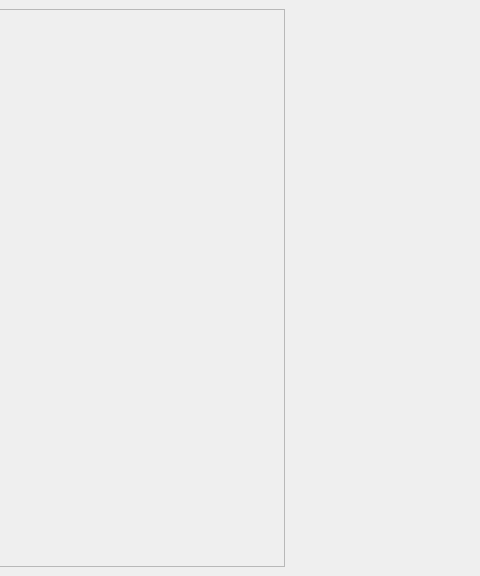
willam2007/wps, file canvas.ui: the form before one commit; both pictures show x 794 to 1274 and y 0 to 576 of the 1274 by 576 pixel window.
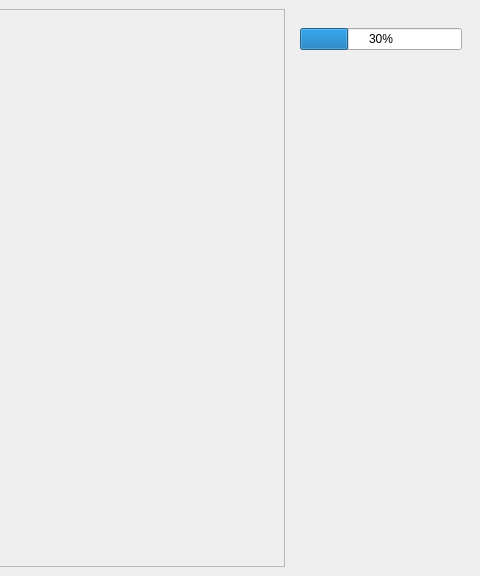
The form after the commit. The open tabs and pages were chosen to show the change. Icons and pictures are not drawn. Custom widgets are drawn as their Qt base class.

The edit to the form file:
```diff
--- a/canvas.ui
+++ b/canvas.ui
@@ -23,8 +23,8 @@
    <iconset theme="QIcon::ThemeIcon::MediaRecord"/>
   </property>
   <widget class="QWidget" name="centralwidget">
-   <layout class="QHBoxLayout" name="horizontalLayout">
-    <item>
+   <layout class="QGridLayout" name="gridLayout">
+    <item row="0" column="0">
      <widget class="QFrame" name="frame">
       <property name="sizePolicy">
        <sizepolicy hsizetype="Fixed" vsizetype="Expanding">
@@ -131,7 +131,7 @@
       </layout>
      </widget>
     </item>
-    <item>
+    <item row="0" column="1">
      <widget class="QFrame" name="frame_2">
       <property name="sizePolicy">
        <sizepolicy hsizetype="Expanding" vsizetype="Expanding">
@@ -168,7 +168,7 @@
       </layout>
      </widget>
     </item>
-    <item>
+    <item row="0" column="2">
      <widget class="QStackedWidget" name="canvas_pages">
       <property name="enabled">
        <bool>true</bool>
@@ -192,7 +192,7 @@
        </size>
       </property>
       <property name="currentIndex">
-       <number>1</number>
+       <number>2</number>
       </property>
       <widget class="QWidget" name="inactive_page"/>
       <widget class="QWidget" name="pen_page">
@@ -341,7 +341,73 @@
         </item>
        </layout>
       </widget>
-      <widget class="QWidget" name="selecting_page"/>
+      <widget class="QWidget" name="selecting_page">
+       <property name="sizePolicy">
+        <sizepolicy hsizetype="Maximum" vsizetype="Minimum">
+         <horstretch>0</horstretch>
+         <verstretch>0</verstretch>
+        </sizepolicy>
+       </property>
+       <property name="minimumSize">
+        <size>
+         <width>120</width>
+         <height>0</height>
+        </size>
+       </property>
+       <property name="layoutDirection">
+        <enum>Qt::LayoutDirection::LeftToRight</enum>
+       </property>
+       <layout class="QVBoxLayout" name="verticalLayout_4">
+        <item>
+         <spacer name="verticalSpacer_7">
+          <property name="orientation">
+           <enum>Qt::Orientation::Vertical</enum>
+          </property>
+          <property name="sizeType">
+           <enum>QSizePolicy::Policy::Fixed</enum>
+          </property>
+          <property name="sizeHint" stdset="0">
+           <size>
+            <width>20</width>
+            <height>10</height>
+           </size>
+          </property>
+         </spacer>
+        </item>
+        <item>
+         <widget class="QProgressBar" name="progressBar">
+          <property name="cursor">
+           <cursorShape>WaitCursor</cursorShape>
+          </property>
+          <property name="autoFillBackground">
+           <bool>false</bool>
+          </property>
+          <property name="value">
+           <number>30</number>
+          </property>
+          <property name="textVisible">
+           <bool>true</bool>
+          </property>
+          <property name="invertedAppearance">
+           <bool>false</bool>
+          </property>
+         </widget>
+        </item>
+        <item>
+         <spacer name="verticalSpacer_6">
+          <property name="orientation">
+           <enum>Qt::Orientation::Vertical</enum>
+          </property>
+          <property name="sizeHint" stdset="0">
+           <size>
+            <width>20</width>
+            <height>40</height>
+           </size>
+          </property>
+         </spacer>
+        </item>
+       </layout>
+      </widget>
      </widget>
     </item>
    </layout>
```
